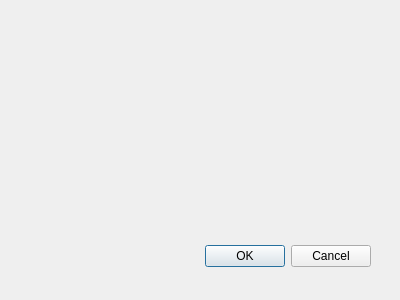
Before: the Qt Designer form addtorrentwindow.ui in Silobrlst/myTorrentClient, drawn with Qt 5.
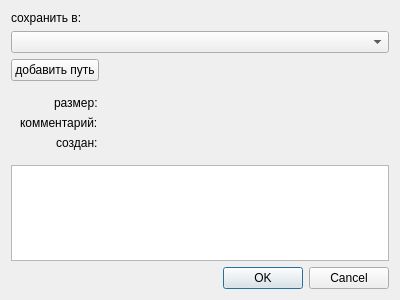
After: the same form once the commit is applied.

```diff
--- a/addtorrentwindow.ui
+++ b/addtorrentwindow.ui
@@ -15,22 +15,137 @@
   <property name="windowTitle">
    <string>Dialog</string>
   </property>
-  <widget class="QDialogButtonBox" name="buttonBox">
-   <property name="geometry">
-    <rect>
-     <x>30</x>
-     <y>240</y>
-     <width>341</width>
-     <height>32</height>
-    </rect>
-   </property>
-   <property name="orientation">
-    <enum>Qt::Horizontal</enum>
-   </property>
-   <property name="standardButtons">
-    <set>QDialogButtonBox::Cancel|QDialogButtonBox::Ok</set>
-   </property>
-  </widget>
+  <layout class="QVBoxLayout" name="verticalLayout">
+   <item>
+    <widget class="QLabel" name="label">
+     <property name="text">
+      <string>сохранить в:</string>
+     </property>
+    </widget>
+   </item>
+   <item>
+    <widget class="QComboBox" name="saveDirectory"/>
+   </item>
+   <item>
+    <layout class="QHBoxLayout" name="horizontalLayout">
+     <item>
+      <widget class="QPushButton" name="addDirectory">
+       <property name="text">
+        <string>добавить путь</string>
+       </property>
+      </widget>
+     </item>
+     <item>
+      <spacer name="horizontalSpacer">
+       <property name="orientation">
+        <enum>Qt::Horizontal</enum>
+       </property>
+       <property name="sizeHint" stdset="0">
+        <size>
+         <width>40</width>
+         <height>20</height>
+        </size>
+       </property>
+      </spacer>
+     </item>
+    </layout>
+   </item>
+   <item>
+    <widget class="QWidget" name="widget" native="true">
+     <layout class="QFormLayout" name="formLayout">
+      <property name="labelAlignment">
+       <set>Qt::AlignRight|Qt::AlignTrailing|Qt::AlignVCenter</set>
+      </property>
+      <item row="0" column="0">
+       <widget class="QLabel" name="label_2">
+        <property name="text">
+         <string>размер:</string>
+        </property>
+       </widget>
+      </item>
+      <item row="1" column="0">
+       <widget class="QLabel" name="label_3">
+        <property name="text">
+         <string>комментарий:</string>
+        </property>
+       </widget>
+      </item>
+      <item row="0" column="1">
+       <widget class="QLabel" name="torrentSize">
+        <property name="text">
+         <string/>
+        </property>
+        <property name="textInteractionFlags">
+         <set>Qt::LinksAccessibleByMouse|Qt::TextSelectableByKeyboard|Qt::TextSelectableByMouse</set>
+        </property>
+       </widget>
+      </item>
+      <item row="2" column="0">
+       <widget class="QLabel" name="label_5">
+        <property name="text">
+         <string>создан:</string>
+        </property>
+       </widget>
+      </item>
+      <item row="1" column="1">
+       <widget class="QLabel" name="torrentComment">
+        <property name="text">
+         <string/>
+        </property>
+        <property name="textInteractionFlags">
+         <set>Qt::LinksAccessibleByMouse|Qt::TextSelectableByKeyboard|Qt::TextSelectableByMouse</set>
+        </property>
+       </widget>
+      </item>
+      <item row="2" column="1">
+       <widget class="QLabel" name="torrentCreated">
+        <property name="text">
+         <string/>
+        </property>
+        <property name="textInteractionFlags">
+         <set>Qt::LinksAccessibleByMouse|Qt::TextSelectableByKeyboard|Qt::TextSelectableByMouse</set>
+        </property>
+       </widget>
+      </item>
+     </layout>
+    </widget>
+   </item>
+   <item>
+    <widget class="QTreeView" name="torrentTree">
+     <property name="editTriggers">
+      <set>QAbstractItemView::AllEditTriggers</set>
+     </property>
+     <property name="selectionMode">
+      <enum>QAbstractItemView::ExtendedSelection</enum>
+     </property>
+     <property name="indentation">
+      <number>20</number>
+     </property>
+     <property name="rootIsDecorated">
+      <bool>false</bool>
+     </property>
+     <property name="uniformRowHeights">
+      <bool>false</bool>
+     </property>
+     <property name="sortingEnabled">
+      <bool>true</bool>
+     </property>
+     <attribute name="headerShowSortIndicator" stdset="0">
+      <bool>true</bool>
+     </attribute>
+    </widget>
+   </item>
+   <item>
+    <widget class="QDialogButtonBox" name="buttonBox">
+     <property name="orientation">
+      <enum>Qt::Horizontal</enum>
+     </property>
+     <property name="standardButtons">
+      <set>QDialogButtonBox::Cancel|QDialogButtonBox::Ok</set>
+     </property>
+    </widget>
+   </item>
+  </layout>
  </widget>
  <pixmapfunction/>
  <resources/>
```
Left out of the diff: 7 changed lines with no effect on the pictures.
